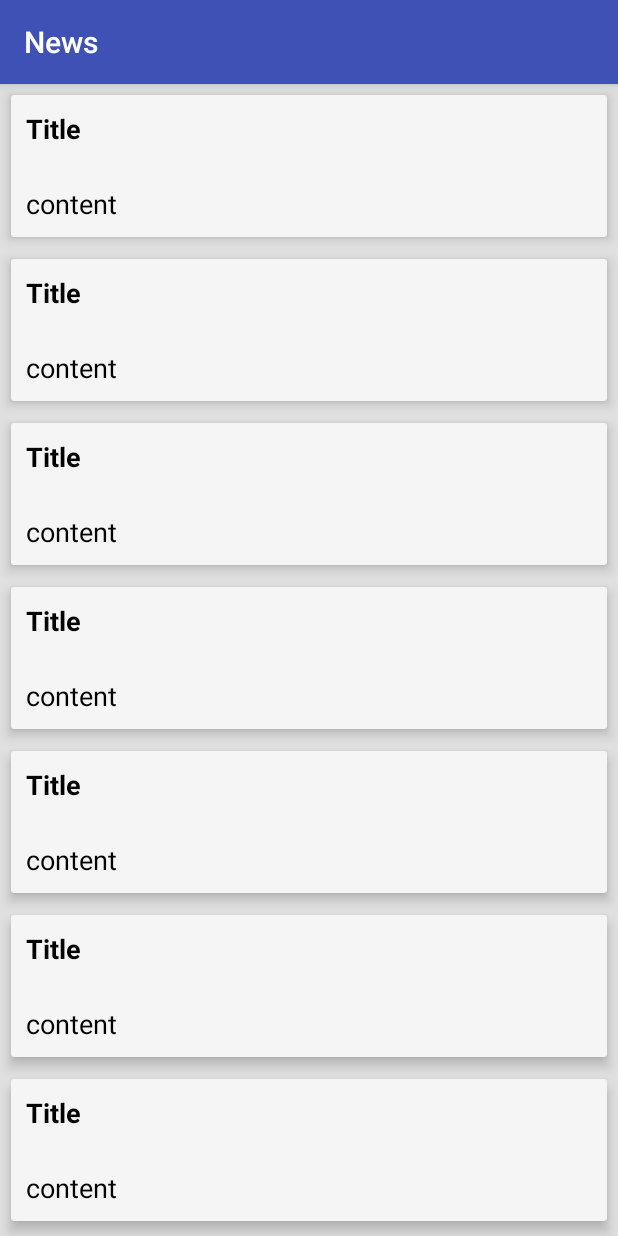
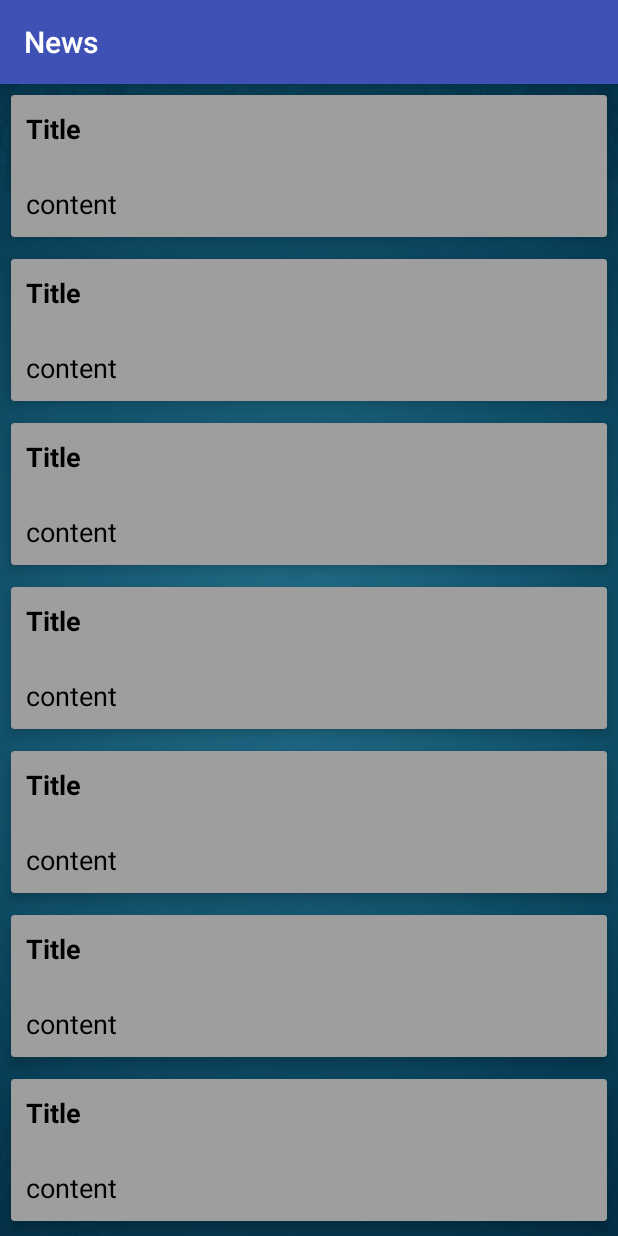
Before and after one commit to afelete/CSC425-Project, an Android app: the News screen opened directly, with no data from a screen before it, on a phone screen of 412 x 824 dp. Run offline under Robolectric (Android 15) with nearby library versions, the phone set to English and light mode, and no system bars; 7 statements that could not run were skipped.

Commit message:
-news theme updated to reflect rest of app

```diff
--- a/app/src/main/java/com/team1/csc425_project/MainActivity.java
+++ b/app/src/main/java/com/team1/csc425_project/MainActivity.java
@@ -15,10 +15,13 @@ public class MainActivity extends AppCompatActivity implements View.OnClickListe
 
         Button resourceButton = (Button) findViewById(R.id.resourceButton);
         resourceButton.setOnClickListener(this);
+
         Button donateButton = (Button) findViewById(R.id.donateButton);
         donateButton.setOnClickListener(this);
+
         Button volunteerButton = (Button) findViewById(R.id.volunteerButton);
         volunteerButton.setOnClickListener(this);
+
         Button newsButton = (Button) findViewById(R.id.newsButton);
         newsButton.setOnClickListener(this);
     }
--- a/app/src/main/java/com/team1/csc425_project/Volunteer.java
+++ b/app/src/main/java/com/team1/csc425_project/Volunteer.java
@@ -37,8 +37,8 @@ public class Volunteer extends AppCompatActivity {
                     telephone = phoneInfo.getLine1Number();
                 } else {
 
-                    // permission denied, boo! Disable the
-                    // functionality that depends on this permission.
+                    // permission denied
+                    // the app prolly crashes idk
                 }
                 return;
             }
--- a/app/src/main/res/layout/activity_news.xml
+++ b/app/src/main/res/layout/activity_news.xml
@@ -6,9 +6,10 @@
 
     xmlns:app="http://schemas.android.com/apk/res-auto"
 
+    android:background="@drawable/bg"
 
-    tools:context="com.team1.csc425_project.News"
-    android:background="@color/news_background">
+    tools:context="com.team1.csc425_project.News">
+    <!--android:background="@color/news_background"-->
 
     <ScrollView
         android:layout_width="match_parent"
@@ -431,7 +432,8 @@
                 android:layout_height="wrap_content"
                 android:text="Load 10 More"
                 android:id="@+id/loadMore"
-                android:layout_gravity="center_horizontal" />
+                android:layout_gravity="center_horizontal"
+                android:backgroundTint="@color/news_card_background"/>
 
         </LinearLayout>
     </ScrollView>
--- a/app/src/main/res/values/colors.xml
+++ b/app/src/main/res/values/colors.xml
@@ -4,7 +4,7 @@
     <color name="colorPrimaryDark">#303F9F</color>
     <color name="colorAccent">#FF4081</color>
     <color name="cyan">#00f0ff</color>
-    <color name="news_card_background">#F5F5F5</color>
+    <color name="news_card_background">#9e9e9e</color>
     <color name="news_background">#E0E0E0</color>
     <color name="news_card_text">#000000</color>
     <color name="marked_as_read_text">#9E9E9E</color>
```
Also changed, not shown: app/src/main/java/com/team1/csc425_project/BingAsyncTask.java (+0 -12 lines).
